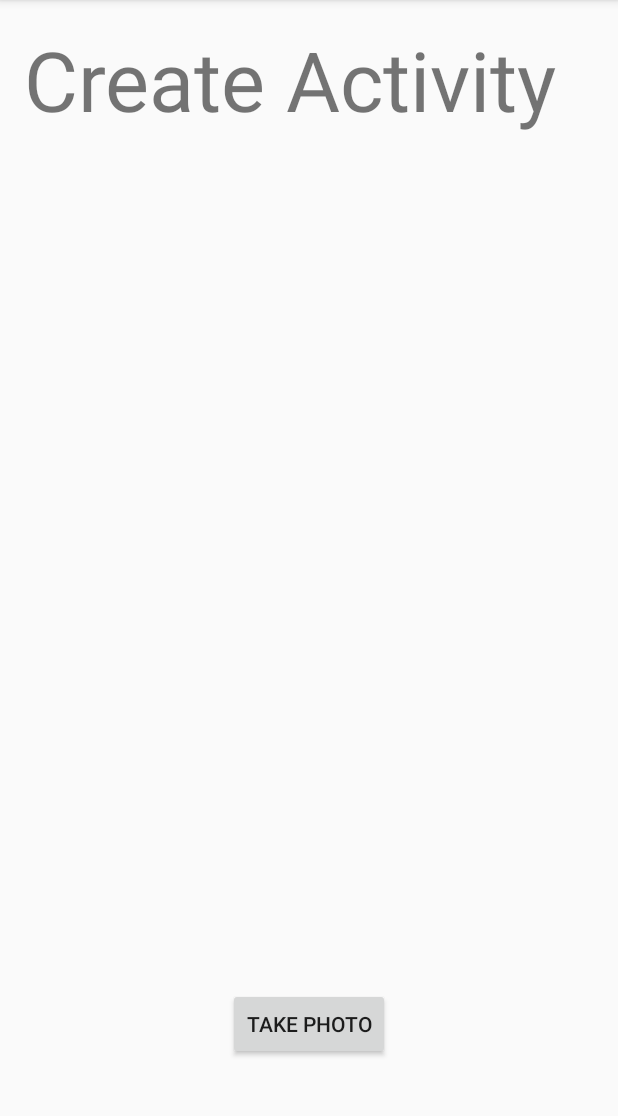
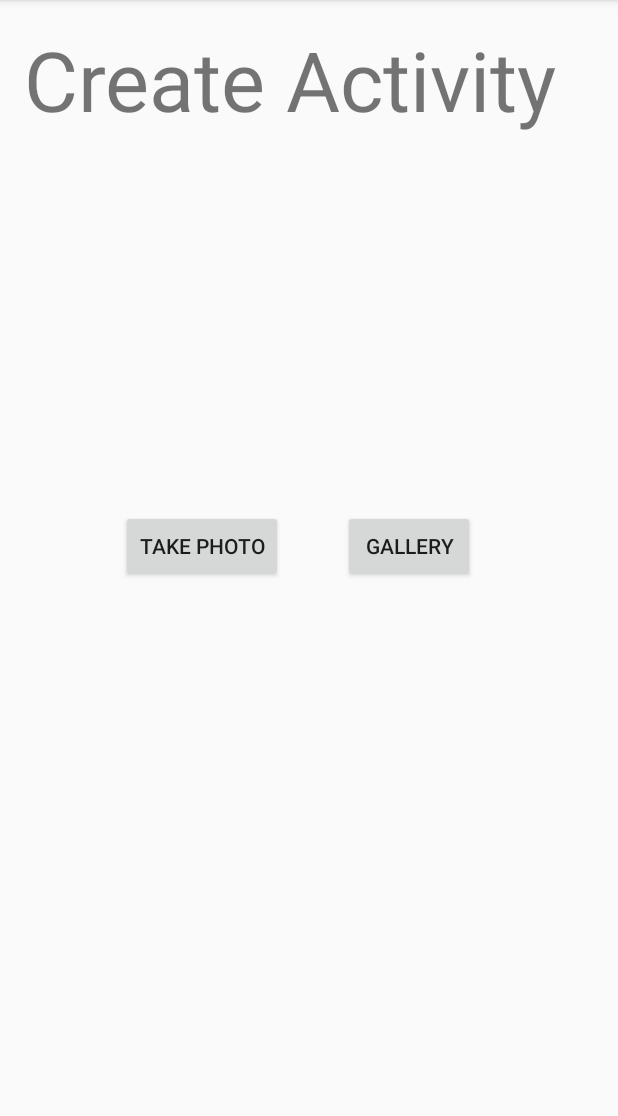
Before and after one commit to JohnnySimmonds/CPSC481Project, an Android app: the CreateActivity screen opened directly, with no data from a screen before it, after a tap on "TAKE PHOTO", on a phone screen of 412 x 824 dp, the part 84-1200 px from its top. Run offline under Robolectric (Android 15) with nearby library versions, the phone set to English and light mode, and no system bars.

Commit message:
Able to take photos with build in camera and from gallery and display on screen

```diff
--- a/app/build.gradle
+++ b/app/build.gradle
@@ -2,7 +2,7 @@ apply plugin: 'com.android.application'
 
 android {
     compileSdkVersion 24
-    buildToolsVersion "24.0.3"
+    buildToolsVersion '25'
     defaultConfig {
         applicationId "com.example.adsulliv.cpsc481project"
         minSdkVersion 16
--- a/app/src/main/java/com/example/adsulliv/cpsc481project/CreateActivity.java
+++ b/app/src/main/java/com/example/adsulliv/cpsc481project/CreateActivity.java
@@ -1,18 +1,22 @@
 package com.example.adsulliv.cpsc481project;
 
 import android.Manifest;
-import android.content.Context;
 import android.content.Intent;
 import android.content.pm.PackageManager;
 import android.graphics.Bitmap;
-import android.hardware.camera2.CameraDevice;
-import android.hardware.camera2.CameraManager;
+import android.graphics.BitmapRegionDecoder;
+import android.graphics.Rect;
+import android.net.Uri;
 import android.provider.MediaStore;
 import android.support.v7.app.AppCompatActivity;
 import android.os.Bundle;
 import android.view.View;
 import android.widget.Button;
 import android.widget.ImageView;
+
+import java.io.IOException;
+
+
 
 /*
 TO DO
@@ -23,7 +27,8 @@ store photo as drawable so that the activity finder can view it
 
 
 public class CreateActivity extends AppCompatActivity implements View.OnClickListener {
-
+    private static int MY_REQUEST_CAMERA = 1; //my request code for accessing the camera
+    private static int MY_REQUEST_GALLERY = 2; //my request code for accessing the gallery
     @Override
     protected void onCreate(Bundle savedInstanceState) {
         super.onCreate(savedInstanceState);
@@ -37,19 +42,55 @@ public class CreateActivity extends AppCompatActivity implements View.OnClickLis
     /*open camera when button is pressed*/
 
     public void onClick(View view) {
+        Intent intent;
+        switch(view.getId()) {
 
-        Intent intent = new Intent(android.provider.MediaStore.ACTION_IMAGE_CAPTURE);
-        startActivityForResult(intent, 1);
+            case R.id.camera: {
+                 intent = new Intent(MediaStore.ACTION_IMAGE_CAPTURE); //create the intent for using the camera
 
-    }
-    /*stores the image data from the startActivityForResult intent in the imageview so that it can be displayed on screen*/
-    protected void onActivityResult(int requestCode, int resultCode, Intent data) {
-        Bundle extras = data.getExtras();
-        Bitmap imageBitmap = (Bitmap) extras.get("data");
-        if (requestCode == 1) {
-            ImageView pic = (ImageView) findViewById(R.id.camImg);
-            pic.setImageBitmap(imageBitmap);
+
+                if (intent.resolveActivity(getPackageManager()) != null) { //Protects app from crashing as if no intent can be handled the app would crash
+                    startActivityForResult(intent, MY_REQUEST_CAMERA); //start intent with a result so that we can store the image afterwards
+
+                }
+            }
+            case R.id.gallery:
+            {
+                intent = new Intent(Intent.ACTION_PICK, android.provider.MediaStore.Images.Media.EXTERNAL_CONTENT_URI);
+               // intent.setType("image/*"); dont think this is needed
+                if (intent.resolveActivity(getPackageManager()) != null) {
+
+                    startActivityForResult(intent, MY_REQUEST_GALLERY); //view gallery
+                }
+            }
         }
     }
 
+    /*stores the image data from the startActivityForResult intent in the imageview so that it can be displayed on screen*/
+    protected void onActivityResult(int requestCode, int resultCode, Intent data) {
+        ImageView pic=null;
+        /* Store the photo taken from the camera as a bitmap to be displayed on screen*/
+        if (requestCode == MY_REQUEST_CAMERA) {
+            Bundle extras = data.getExtras();
+            Bitmap imageBitmap = (Bitmap) extras.get("data");
+            pic = (ImageView) findViewById(R.id.camImg);
+            pic.setImageBitmap(imageBitmap);
+        }
+        /* Store the photo taken from the gallery as a bitmap to be displayed on screen*/
+        else if(requestCode == MY_REQUEST_GALLERY)
+        {
+            Uri selectedImage = data.getData();
+            try {
+
+                Bitmap bm = MediaStore.Images.Media.getBitmap(this.getContentResolver(), selectedImage);
+                pic = (ImageView) findViewById(R.id.camImg);
+                pic.setImageBitmap(bm);
+            } catch (IOException e) {
+                e.printStackTrace();
+            }
+
+        }
+    }
+
+
 }
--- a/app/src/main/res/layout/activity_create.xml
+++ b/app/src/main/res/layout/activity_create.xml
@@ -9,16 +9,6 @@
     android:paddingRight="@dimen/activity_horizontal_margin"
     android:paddingTop="@dimen/activity_vertical_margin"
     tools:context="com.example.adsulliv.cpsc481project.CreateActivity">
-
-    <Button
-        android:layout_width="wrap_content"
-        android:layout_height="wrap_content"
-        android:layout_marginBottom="45dp"
-        android:id="@+id/camera"
-        android:text="Take Photo"
-        android:layout_alignParentBottom="true"
-        android:layout_centerHorizontal="true"
-        android:onClick="onClick"/>
 
     <TextView
         android:layout_width="wrap_content"
@@ -38,4 +28,26 @@
         android:layout_below="@+id/title"
         android:layout_centerHorizontal="true"/>
 
+    <Button
+        android:layout_width="wrap_content"
+        android:layout_height="wrap_content"
+        android:id="@+id/camera"
+        android:text="Take Photo"
+        android:onClick="onClick"
+        android:layout_below="@+id/camImg"
+        android:layout_alignLeft="@+id/camImg"
+        android:layout_alignStart="@+id/camImg" />
+
+    <Button
+        android:layout_width="wrap_content"
+        android:layout_height="wrap_content"
+        android:id="@+id/gallery"
+        android:text="Gallery"
+        android:onClick="onClick"
+        android:layout_below="@+id/camImg"
+        android:layout_alignRight="@+id/camImg"
+        android:layout_alignEnd="@+id/camImg"
+        android:layout_marginRight="14dp"
+        android:layout_marginEnd="14dp" />
+
 </RelativeLayout>
--- a/build.gradle
+++ b/build.gradle
@@ -5,7 +5,7 @@ buildscript {
         jcenter()
     }
     dependencies {
-        classpath 'com.android.tools.build:gradle:2.2.0'
+        classpath 'com.android.tools.build:gradle:2.2.2'
 
         // NOTE: Do not place your application dependencies here; they belong
         // in the individual module build.gradle files
```
Also changed, not shown: app/src/main/AndroidManifest.xml (+22 -8 lines).
